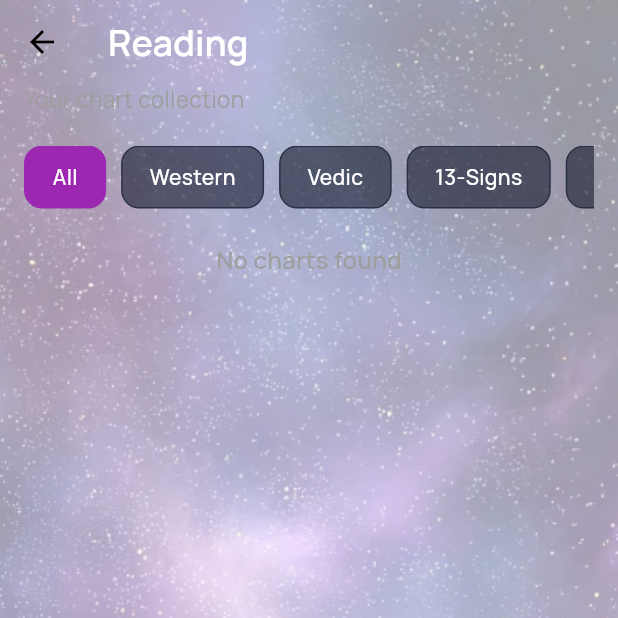
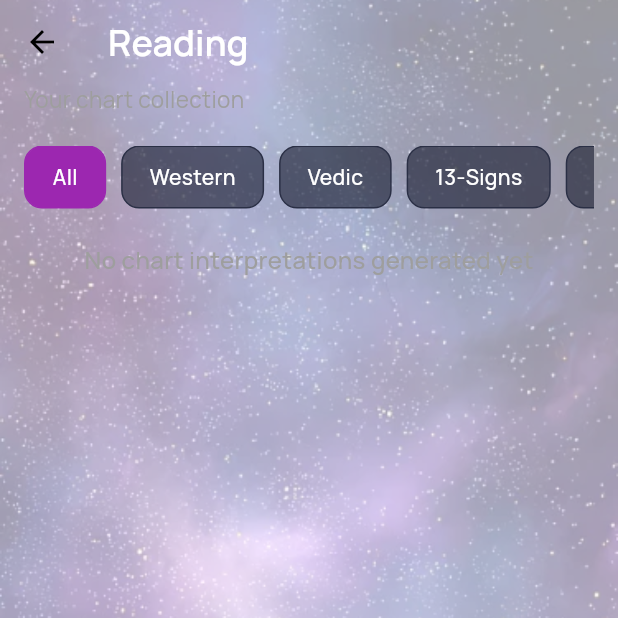
Before and after one commit to mrahad0/astrology_app, a Flutter app: the AiReadingScreen screen opened by its route, on a phone screen of 412 x 824 dp, the top half of it. Run offline on Flutter 3.47's test engine with Material 3 defaults, Android fonts, the phone set to English and light mode, and no system bars; our stand-ins replace flutter_credit_card, flutter_html, flutter_markdown, flutter_svg, get, image_picker and 3 more; accounts and stored records are empty; network calls fail.

```diff
--- a/lib/views/pages/ai_reading/ai_reading.dart
+++ b/lib/views/pages/ai_reading/ai_reading.dart
@@ -72,13 +72,17 @@ class _AiReadingScreenState extends State<AiReadingScreen> {
             return const Center(child: CircularProgressIndicator());
           }
 
+          // Only show charts that have interpretations generated
+          final chartsWithInterpretation = controller.recentCharts
+              .where((chart) => chart.interpretation.isNotEmpty)
+              .toList();
 
           List<RecentChartModel> filteredCharts;
           if (selectedFilter.value == 0) {
-            filteredCharts = controller.recentCharts;
+            filteredCharts = chartsWithInterpretation;
           } else {
             final filterName = filters[selectedFilter.value];
-            filteredCharts = controller.recentCharts
+            filteredCharts = chartsWithInterpretation
                 .where(
                   (chart) =>
               chart.chartCategory.toLowerCase().contains(
@@ -149,8 +153,8 @@ class _AiReadingScreenState extends State<AiReadingScreen> {
                   Center(
                     child: Text(
                       selectedFilter.value == 0
-                          ? "No charts found"
-                          : "${filters[selectedFilter.value]} – No charts",
+                          ? "No chart interpretations generated yet"
+                          : "${filters[selectedFilter.value]} – No interpretations",
                       style: const TextStyle(
                         color: Colors.grey,
                         fontSize: 16,
--- a/lib/views/pages/authentication/login_screen.dart
+++ b/lib/views/pages/authentication/login_screen.dart
@@ -42,7 +42,7 @@ class _LoginScreenState extends State<LoginScreen> {
                   const SizedBox(height: 10),
 
                   const Text(
-                    "Universal Astro",
+                    "Universal Astro Expert",
                     style: TextStyle(
                       color: Color(0xFFA855F7),
                       fontSize: 24,
```
Also changed, not shown: 2 other files.
